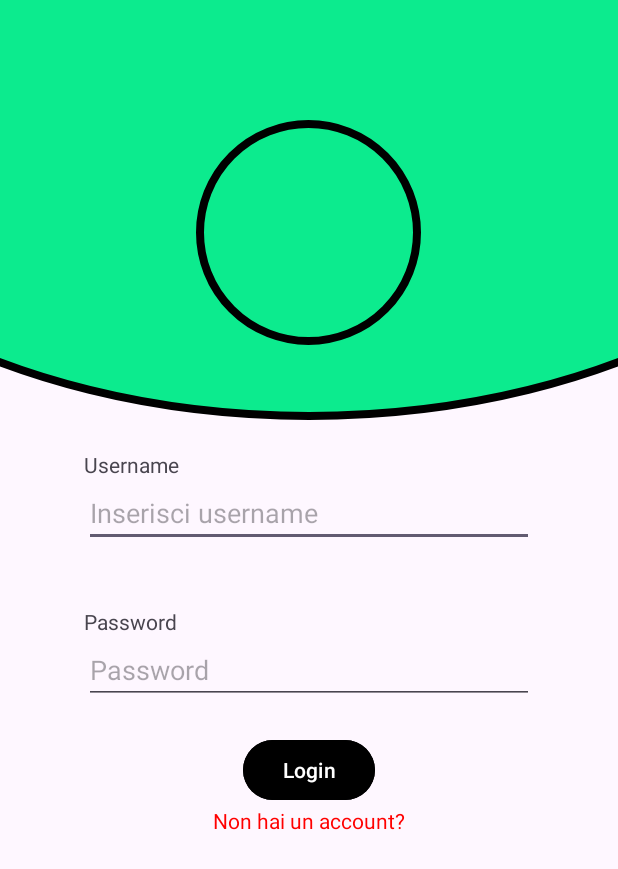
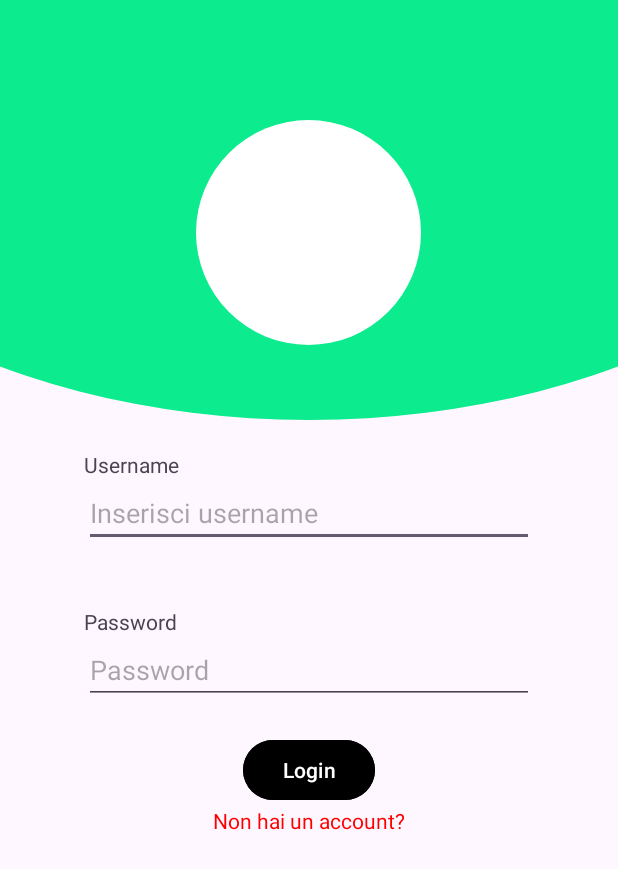
Before and after one commit to Tommiconlai/AppPet, an Android app: the screen it shows after launch (MainActivity), on a phone screen of 412 x 824 dp. Shown: the top 869 px of the screen. Run offline under Robolectric (Android 15) with nearby library versions, the light colour scheme and no system bars.

Commit message:
ricreato progetto android

```diff
--- a/Android/app/src/main/java/com/example/apppet/MainActivity.java
+++ b/Android/app/src/main/java/com/example/apppet/MainActivity.java
@@ -15,6 +15,10 @@ public class MainActivity extends AppCompatActivity {
         super.onCreate(savedInstanceState);
         EdgeToEdge.enable(this);
         setContentView(R.layout.activity_main);
-
+        ViewCompat.setOnApplyWindowInsetsListener(findViewById(R.id.main), (v, insets) -> {
+            Insets systemBars = insets.getInsets(WindowInsetsCompat.Type.systemBars());
+            v.setPadding(systemBars.left, systemBars.top, systemBars.right, systemBars.bottom);
+            return insets;
+        });
     }
 }
--- a/Android/app/src/main/res/drawable/circle_1.xml
+++ b/Android/app/src/main/res/drawable/circle_2.xml
@@ -2,11 +2,7 @@
 <shape xmlns:android="http://schemas.android.com/apk/res/android"
     android:shape="oval">
 
-    <stroke
-        android:width="5dp"
-        android:color="@color/black"/>
-
     <solid
-        android:color="#0CEB8E"/>
+        android:color="@color/white"/>
 
 </shape>
--- /dev/null
+++ b/Android/app/src/main/res/drawable/cricle_1.xml
@@ -0,0 +1,8 @@
+<?xml version="1.0" encoding="utf-8"?>
+<shape xmlns:android="http://schemas.android.com/apk/res/android"
+    android:shape="oval">
+
+    <solid
+        android:color="#0CEB8E"/>
+
+</shape>
--- a/Android/app/src/main/res/layout/activity_main.xml
+++ b/Android/app/src/main/res/layout/activity_main.xml
@@ -17,14 +17,14 @@
             android:id="@+id/Pippo"
             android:layout_width="800dp"
             android:layout_height="500dp"
-            android:src="@drawable/circle_1"
+            android:src="@drawable/cricle_1"
             android:layout_gravity="center"/>
 
         <ImageView
             android:id="@+id/Pippo2"
             android:layout_width="150dp"
             android:layout_height="150dp"
-            android:src="@drawable/circle_1"
+            android:src="@drawable/circle_2"
             android:layout_gravity="center_horizontal"
             android:layout_marginTop="80dp"/>
     </FrameLayout>
--- a/Android/gradle/libs.versions.toml
+++ b/Android/gradle/libs.versions.toml
@@ -1,5 +1,5 @@
 [versions]
-agp = "8.8.0"
+agp = "8.8.1"
 junit = "4.13.2"
 junitVersion = "1.2.1"
 espressoCore = "3.6.1"
```
Also changed, not shown: Android/gradle/wrapper/gradle-wrapper.properties, 2 other files.
